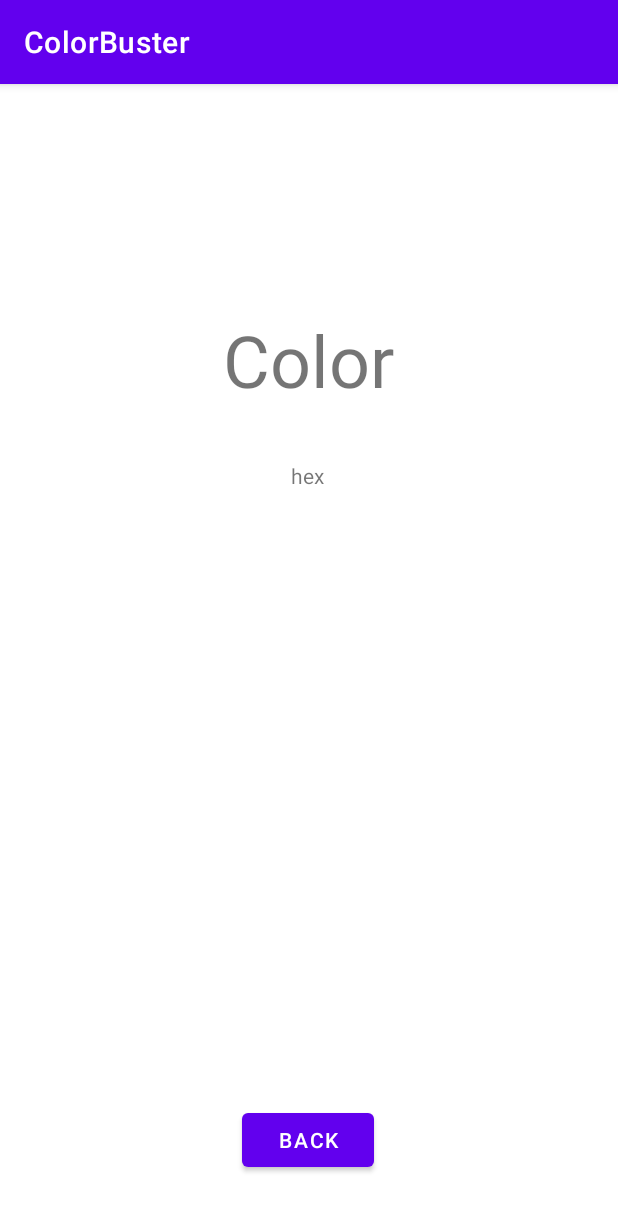
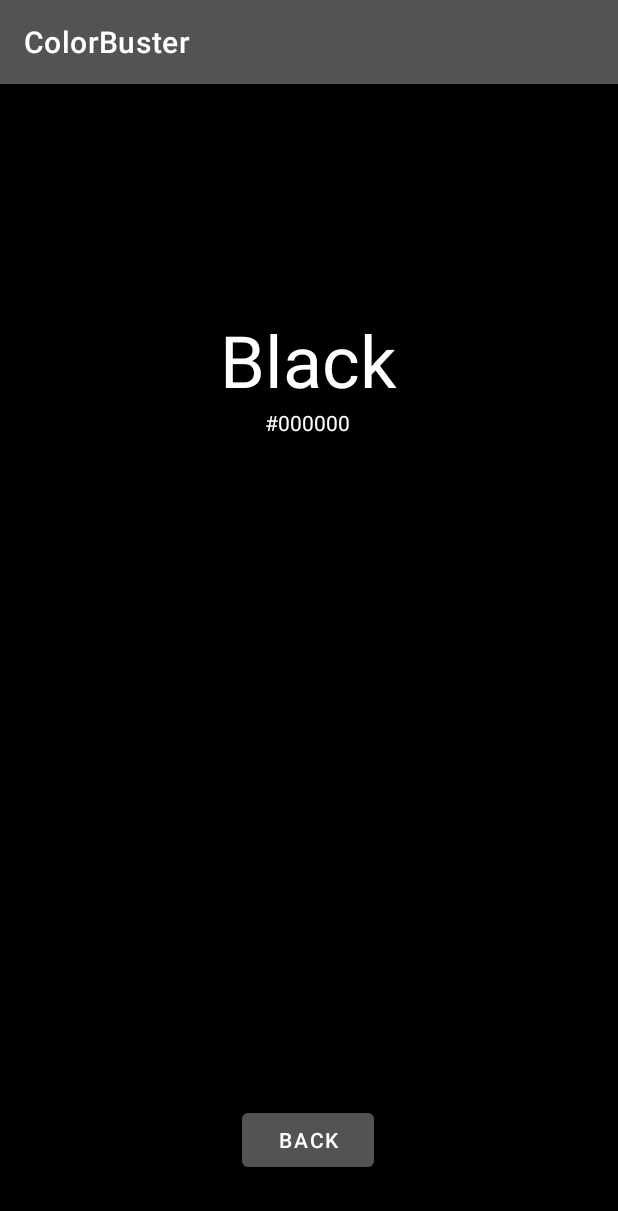
Before and after one commit to gson0824/ColorBuster, an Android app: the screen it shows after launch (MainActivity), after a tap on "Black", on a phone screen of 412 x 824 dp. Shown: the top 1211 px of the screen. Run offline under Robolectric (Android 15) with nearby library versions, the phone set to English and light mode, and no system bars; libraries missing offline, so code that uses them is left out: androidx.media.

Commit message:
Done part 1 and 2 Done part 3 Done

```diff
--- a/app/src/main/java/com/gson/colorbuster/ui/main/DetailFragment.kt
+++ b/app/src/main/java/com/gson/colorbuster/ui/main/DetailFragment.kt
@@ -1,5 +1,6 @@
 package com.gson.colorbuster.ui.main
 
+import android.graphics.Color.parseColor
 import android.os.Bundle
 import android.support.v4.media.session.MediaSessionCompat.Token.fromBundle
 import androidx.fragment.app.Fragment
@@ -31,9 +32,21 @@ class DetailFragment : Fragment() {
     private lateinit var hex: TextView
     private lateinit var backButton: Button
 
-    override fun onCreateView(inflater: LayoutInflater, container: ViewGroup?, savedInstanceState: Bundle?): View? {
-        // Inflate the layout for this fragment
+    override fun onCreateView(inflater: LayoutInflater, container: ViewGroup?, savedInstanceState: Bundle?
+    ): View? {
         val view = inflater.inflate(R.layout.fragment_detail, container, false)
+
+        color = view.findViewById(R.id.color_text)
+        hex = view.findViewById(R.id.hex_text)
+
+
+        arguments?.let { args ->
+            val safeArgs = DetailFragmentArgs.fromBundle(args)
+            color.text = safeArgs.colorName
+            hex.text = safeArgs.hexNumber
+            view.setBackgroundColor(parseColor(safeArgs.hexNumber))
+        }
+
 
         backButton = view.findViewById(R.id.backButton)
         backButton.setOnClickListener {
--- a/app/src/main/java/com/gson/colorbuster/ui/main/MainFragment.kt
+++ b/app/src/main/java/com/gson/colorbuster/ui/main/MainFragment.kt
@@ -82,9 +82,6 @@ class MainFragment : Fragment() {
             override fun onClick(view: View) {
                 val actionEval = MainFragmentDirections.actionMainFragmentToDetailFragment(phrase.name, phrase.hexString)
                 Navigation.findNavController(view).navigate(actionEval)
-
-
-//                view.findNavController().navigate(R.id.action_mainFragment_to_detailFragment)
             }
 
             fun bind(phrase: Phrase) {
--- a/app/src/main/res/layout/fragment_detail.xml
+++ b/app/src/main/res/layout/fragment_detail.xml
@@ -11,20 +11,20 @@
         android:id="@+id/hex_text"
         android:layout_width="wrap_content"
         android:layout_height="wrap_content"
-        android:text="hex"
+        android:textColor="#FFFFFF"
         app:layout_constraintBottom_toTopOf="@+id/backButton"
         app:layout_constraintEnd_toEndOf="parent"
         app:layout_constraintHorizontal_bias="0.498"
         app:layout_constraintStart_toStartOf="parent"
         app:layout_constraintTop_toBottomOf="@+id/color_text"
-        app:layout_constraintVertical_bias="0.08"
+        app:layout_constraintVertical_bias="0.0"
         tools:text="hex" />
 
     <TextView
         android:id="@+id/color_text"
         android:layout_width="wrap_content"
         android:layout_height="wrap_content"
-        android:text="Color"
+        android:textColor="#FFFFFF"
         android:textSize="48sp"
         app:layout_constraintBottom_toTopOf="@+id/backButton"
         app:layout_constraintEnd_toEndOf="parent"
--- a/app/src/main/res/values/colors.xml
+++ b/app/src/main/res/values/colors.xml
@@ -7,4 +7,5 @@
     <color name="teal_700">#FF018786</color>
     <color name="black">#FF000000</color>
     <color name="white">#FFFFFFFF</color>
+    <color name="grey">#FF535353</color>
 </resources>
--- a/app/src/main/res/values/themes.xml
+++ b/app/src/main/res/values/themes.xml
@@ -2,8 +2,8 @@
     <!-- Base application theme. -->
     <style name="Theme.ColorBuster" parent="Theme.MaterialComponents.DayNight.DarkActionBar">
         <!-- Primary brand color. -->
-        <item name="colorPrimary">@color/purple_500</item>
-        <item name="colorPrimaryVariant">@color/purple_700</item>
+        <item name="colorPrimary">@color/grey</item>
+        <item name="colorPrimaryVariant">@color/black</item>
         <item name="colorOnPrimary">@color/white</item>
         <!-- Secondary brand color. -->
         <item name="colorSecondary">@color/teal_200</item>
```
